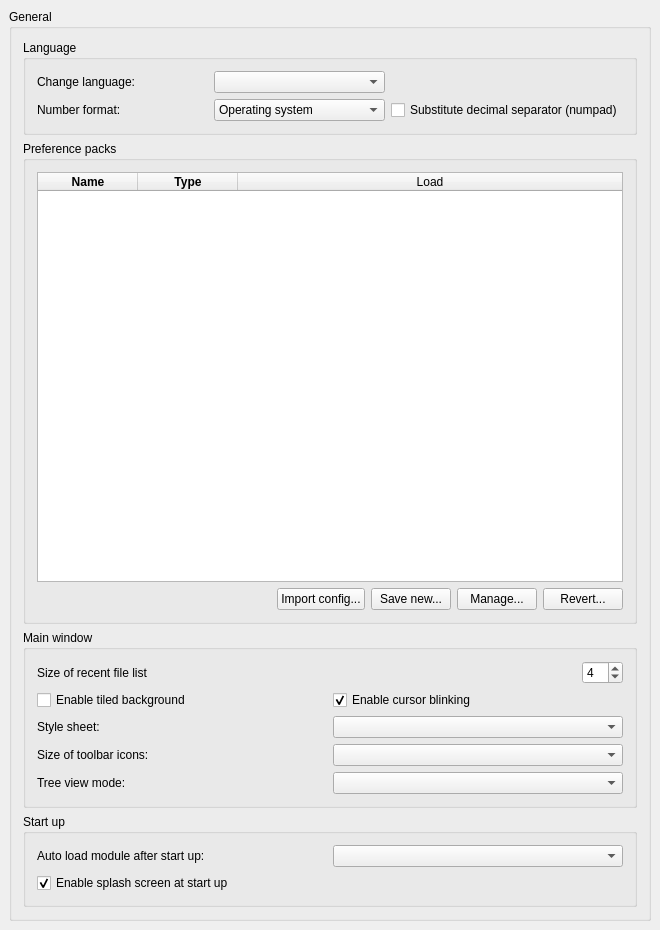
Before: the Qt Designer form src/Gui/DlgGeneral.ui in southseact-3d/fcd, drawn with Qt 5.
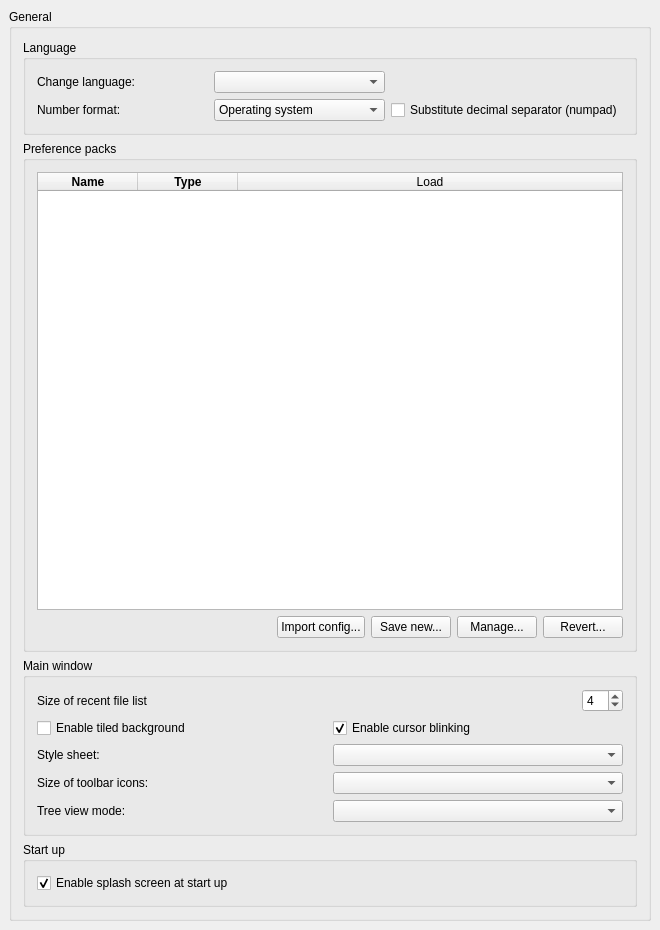
After: the same form once the commit is applied. Custom widgets are drawn as their Qt base class.

```diff
--- a/src/Gui/DlgGeneral.ui
+++ b/src/Gui/DlgGeneral.ui
@@ -533,40 +533,6 @@
           <number>6</number>
          </property>
          <item row="0" column="0">
-          <layout class="QGridLayout">
-           <property name="leftMargin">
-            <number>0</number>
-           </property>
-           <property name="topMargin">
-            <number>0</number>
-           </property>
-           <property name="rightMargin">
-            <number>0</number>
-           </property>
-           <property name="bottomMargin">
-            <number>0</number>
-           </property>
-           <property name="spacing">
-            <number>6</number>
-           </property>
-           <item row="0" column="0">
-            <widget class="QLabel" name="autoModuleLabel">
-             <property name="text">
-              <string>Auto load module after start up:</string>
-             </property>
-            </widget>
-           </item>
-           <item row="0" column="1">
-            <widget class="QComboBox" name="AutoloadModuleCombo">
-             <property name="toolTip">
-              <string>Choose which workbench will be activated and shown
-after FreeCAD launches</string>
-             </property>
-            </widget>
-           </item>
-          </layout>
-         </item>
-         <item row="2" column="0">
           <widget class="Gui::PrefCheckBox" name="SplashScreen">
            <property name="toolTip">
             <string>A Splash screen is a small loading window that is shown
```
